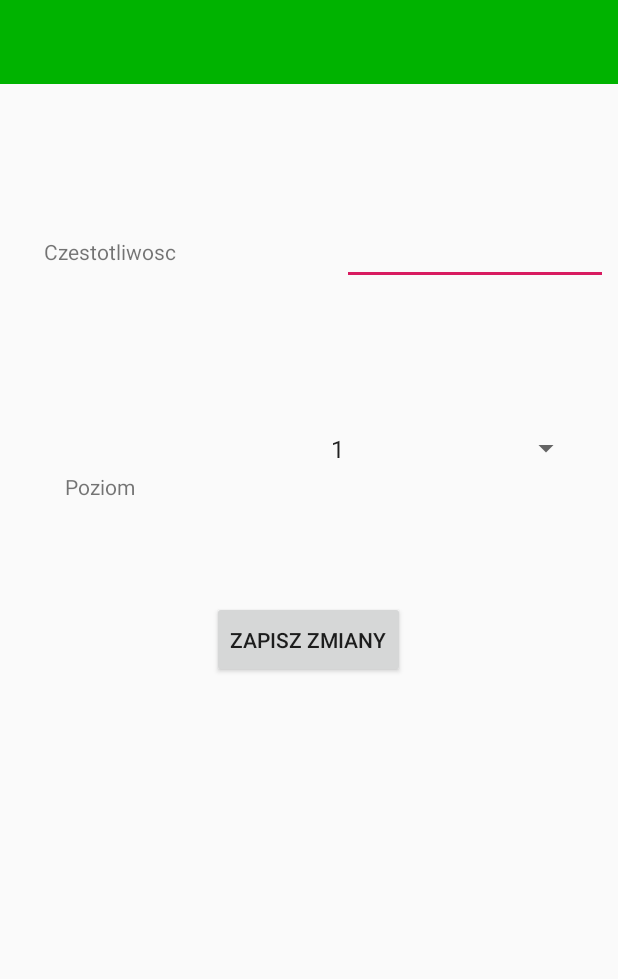
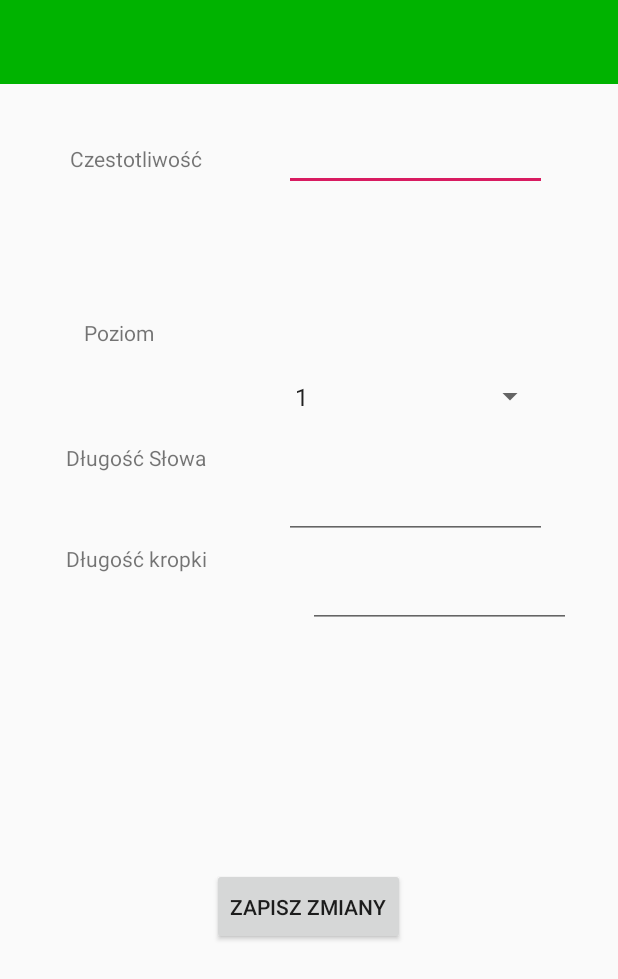
Before and after one commit to Saper9/inzynierka, an Android app: the Settings screen opened directly, with no data from a screen before it, on a phone screen of 412 x 824 dp. Shown: the top 979 px of the screen. Run offline under Robolectric (Android 15) with nearby library versions, the phone set to English and light mode, and no system bars.

Commit message:
xml activity_settings destroyed, fixed sound functions

```diff
--- a/app/src/main/res/layout/activity_settings.xml
+++ b/app/src/main/res/layout/activity_settings.xml
@@ -25,7 +25,7 @@
         android:layout_width="wrap_content"
         android:layout_height="51dp"
         android:layout_marginStart="141dp"
-        android:layout_marginTop="32dp"
+        android:layout_marginTop="8dp"
         android:layout_marginEnd="142dp"
         android:layout_marginBottom="194dp"
         android:text="Zapisz zmiany"
@@ -33,63 +33,119 @@
         app:layout_constraintEnd_toEndOf="parent"
         app:layout_constraintHorizontal_bias="0.0"
         app:layout_constraintStart_toStartOf="parent"
-        app:layout_constraintTop_toBottomOf="@+id/hztextfield" />
+        app:layout_constraintTop_toTopOf="parent"
+        app:layout_constraintVertical_bias="1.0" />
 
     <EditText
         android:id="@+id/hztextfield"
-        android:layout_width="177dp"
-        android:layout_height="41dp"
-        android:layout_marginStart="55dp"
-        android:layout_marginTop="61dp"
-        android:layout_marginEnd="60dp"
-        android:layout_marginBottom="50dp"
+        android:layout_width="175dp"
+        android:layout_height="39dp"
+        android:layout_marginStart="8dp"
+        android:layout_marginTop="88dp"
+        android:layout_marginEnd="8dp"
         android:ems="10"
         android:inputType="number"
-        app:layout_constraintBottom_toTopOf="@+id/spinner"
         app:layout_constraintEnd_toEndOf="parent"
+        app:layout_constraintHorizontal_bias="0.546"
         app:layout_constraintStart_toEndOf="@+id/textView2"
-        app:layout_constraintTop_toBottomOf="@+id/toolbar"
-        app:layout_constraintVertical_bias="0.52" />
+        app:layout_constraintTop_toTopOf="parent" />
 
     <TextView
         android:id="@+id/textView2"
         android:layout_width="wrap_content"
         android:layout_height="wrap_content"
-        android:layout_marginStart="82dp"
-        android:layout_marginTop="70dp"
-        android:layout_marginEnd="55dp"
-        android:text="Czestotliwosc"
-        app:layout_constraintBottom_toTopOf="@+id/textView4"
-        app:layout_constraintEnd_toStartOf="@+id/hztextfield"
-        app:layout_constraintHorizontal_bias="0.51"
+        android:layout_marginStart="8dp"
+        android:layout_marginTop="96dp"
+        android:layout_marginEnd="276dp"
+        android:text="Czestotliwość"
+        app:layout_constraintEnd_toEndOf="parent"
+        app:layout_constraintHorizontal_bias="0.972"
         app:layout_constraintStart_toStartOf="parent"
-        app:layout_constraintTop_toBottomOf="@+id/toolbar"
-        app:layout_constraintVertical_bias="0.117" />
+        app:layout_constraintTop_toTopOf="parent" />
 
     <TextView
         android:id="@+id/textView4"
         android:layout_width="wrap_content"
-        android:layout_height="wrap_content"
+        android:layout_height="23dp"
         android:layout_marginStart="8dp"
-        android:layout_marginTop="105dp"
-        android:layout_marginEnd="88dp"
-        android:layout_marginBottom="458dp"
+        android:layout_marginTop="8dp"
+        android:layout_marginEnd="8dp"
+        android:layout_marginBottom="540dp"
         android:text="Poziom"
         app:layout_constraintBottom_toBottomOf="parent"
-        app:layout_constraintEnd_toStartOf="@+id/spinner"
+        app:layout_constraintEnd_toEndOf="parent"
+        app:layout_constraintHorizontal_bias="0.138"
         app:layout_constraintStart_toStartOf="parent"
-        app:layout_constraintTop_toBottomOf="@+id/textView2" />
+        app:layout_constraintTop_toBottomOf="@+id/textView2"
+        app:layout_constraintVertical_bias="0.644" />
 
     <Spinner
         android:id="@+id/spinner"
         android:layout_width="175dp"
         android:layout_height="39dp"
+        android:layout_marginStart="8dp"
         android:layout_marginTop="8dp"
-        android:layout_marginEnd="24dp"
-        android:layout_marginBottom="50dp"
-        app:layout_constraintBottom_toTopOf="@+id/savesettingsbutton"
+        android:layout_marginEnd="48dp"
+        android:layout_marginBottom="540dp"
+        app:layout_constraintBottom_toBottomOf="parent"
         app:layout_constraintEnd_toEndOf="parent"
-        app:layout_constraintTop_toBottomOf="@+id/hztextfield" />
+        app:layout_constraintHorizontal_bias="1.0"
+        app:layout_constraintStart_toEndOf="@+id/textView4"
+        app:layout_constraintTop_toBottomOf="@+id/hztextfield"
+        app:layout_constraintVertical_bias="1.0" />
+
+    <EditText
+        android:id="@+id/lenghtofword"
+        android:layout_width="175dp"
+        android:layout_height="39dp"
+        android:layout_marginStart="8dp"
+        android:layout_marginTop="36dp"
+        android:layout_marginEnd="16dp"
+        android:ems="10"
+        android:inputType="numberSigned"
+        app:layout_constraintEnd_toEndOf="parent"
+        app:layout_constraintHorizontal_bias="0.295"
+        app:layout_constraintStart_toEndOf="@+id/textView5"
+        app:layout_constraintTop_toBottomOf="@+id/spinner" />
+
+    <TextView
+        android:id="@+id/textView5"
+        android:layout_width="124dp"
+        android:layout_height="23dp"
+        android:layout_marginStart="44dp"
+        android:layout_marginTop="60dp"
+        android:layout_marginEnd="8dp"
+        android:text="Długość Słowa"
+        app:layout_constraintEnd_toEndOf="parent"
+        app:layout_constraintHorizontal_bias="0.0"
+        app:layout_constraintStart_toStartOf="parent"
+        app:layout_constraintTop_toBottomOf="@+id/textView4" />
+
+    <TextView
+        android:id="@+id/text5"
+        android:layout_width="130dp"
+        android:layout_height="23dp"
+        android:layout_marginStart="44dp"
+        android:layout_marginTop="44dp"
+        android:layout_marginEnd="8dp"
+        android:text="Długość kropki"
+        app:layout_constraintEnd_toEndOf="parent"
+        app:layout_constraintHorizontal_bias="0.0"
+        app:layout_constraintStart_toStartOf="parent"
+        app:layout_constraintTop_toBottomOf="@+id/textView5" />
+
+    <EditText
+        android:id="@+id/dotlength"
+        android:layout_width="175dp"
+        android:layout_height="39dp"
+        android:layout_marginStart="8dp"
+        android:layout_marginTop="20dp"
+        android:layout_marginEnd="8dp"
+        android:ems="10"
+        android:inputType="number"
+        app:layout_constraintEnd_toEndOf="parent"
+        app:layout_constraintStart_toEndOf="@+id/text5"
+        app:layout_constraintTop_toBottomOf="@+id/lenghtofword" />
 
 
 </android.support.constraint.ConstraintLayout>
--- a/app/src/main/res/values/strings.xml
+++ b/app/src/main/res/values/strings.xml
@@ -8,5 +8,26 @@
         <item>5</item>
         <item>6</item>
         <item>7</item>
+        <item>8</item>
+        <item>9</item>
+        <item>10</item>
+        <item>11</item>
+        <item>12</item>
+        <item>13</item>
+        <item>14</item>
+        <item>15</item>
+        <item>16</item>
+        <item>17</item>
+        <item>18</item>
+        <item>19</item>
+        <item>20</item>
+        <item>21</item>
+        <item>22</item>
+        <item>23</item>
+        <item>24</item>
+        <item>25</item>
+        <item>26</item>
+
+
     </string-array>
 </resources>
```
Also changed, not shown: app/src/main/java/com/example/inzynierka/BeepClassMain.java (+37 -20 lines), app/src/main/java/com/example/inzynierka/MainActivity.java (+21 -18 lines), app/src/main/java/com/example/inzynierka/Settings.java (+28 -17 lines).
